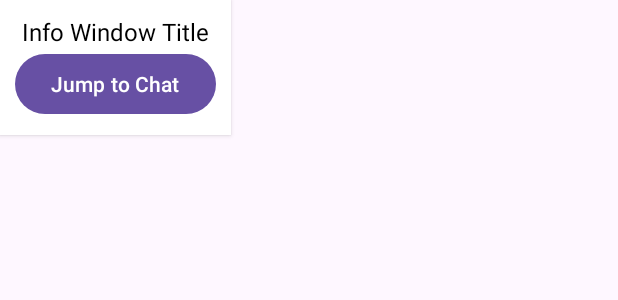
After one commit to VYang4/PetPal_Android, an Android app: the layout info_window.xml on its own in the app's theme, with its tools: preview values and no code run, on a phone screen of 412 x 824 dp. The commit adds this screen. Shown: the top 300 px of the screen. Run offline under Robolectric (Android 15) with nearby library versions, the phone set to English and light mode, and no system bars.

Commit message:
map jump to chat

```diff
--- a/app/src/main/AndroidManifest.xml
+++ b/app/src/main/AndroidManifest.xml
@@ -30,7 +30,7 @@
         -->
         <meta-data
             android:name="com.google.android.geo.API_KEY"
-            android:value="AIzaSyBD90SUgV9blVi9yupSy4AoQofHAAJWvIM" />
+            android:value="${MAPS_API_KEY}" />
 
 <!--        <activity-->
 <!--            android:name=".views.MapsActivity"-->
@@ -40,10 +40,6 @@
             android:exported="true"
             android:label="@string/title_activity_main" />
 
-<!--        <activity-->
-<!--            android:name=".views.MapsActivity"-->
-<!--            android:exported="false"-->
-<!--            android:label="@string/title_activity_maps" />-->
         <activity
             android:name=".SignUpActivity"
             android:exported="false" />
--- /dev/null
+++ b/app/src/main/res/layout/info_window.xml
@@ -0,0 +1,25 @@
+<?xml version="1.0" encoding="utf-8"?>
+<LinearLayout xmlns:android="http://schemas.android.com/apk/res/android"
+    android:layout_width="wrap_content"
+    android:layout_height="wrap_content"
+    android:orientation="vertical"
+    android:background="@android:color/white"
+    android:padding="10dp"
+    android:elevation="2dp">
+
+    <TextView
+        android:id="@+id/tvInfoWindowTitle"
+        android:layout_width="match_parent"
+        android:layout_height="wrap_content"
+        android:text="Info Window Title"
+        android:textSize="16sp"
+        android:textColor="@android:color/black"
+        android:gravity="center_horizontal" />
+
+    <Button
+        android:id="@+id/btnInfoWindow"
+        android:layout_width="wrap_content"
+        android:layout_height="wrap_content"
+        android:text="Jump to Chat"
+        android:textSize="14sp" />
+</LinearLayout>
--- a/build.gradle.kts
+++ b/build.gradle.kts
@@ -3,5 +3,9 @@ plugins {
     id("com.android.application") version "8.1.3" apply false
     id("org.jetbrains.kotlin.android") version "1.9.0" apply false
     id("com.google.gms.google-services") version "4.4.0" apply false
-    id("com.google.android.libraries.mapsplatform.secrets-gradle-plugin") version "2.0.1" apply false
 }
+buildscript {
+    dependencies {
+        classpath("com.google.android.libraries.mapsplatform.secrets-gradle-plugin:secrets-gradle-plugin:2.0.1")
+    }
+}
```
Also changed, not shown: app/src/main/java/com/example/pet/views/adapters/InfoWindowAdapter.kt (added, +29 -0 lines), app/src/main/java/com/example/pet/views/ui/maps/MapsFragment.kt (+72 -15 lines), app/src/main/res/layout/fragment_groups.xml (+10 -24 lines), app/src/main/res/layout/info_window_current_location.xml (added, +14 -0 lines), 1 other file.
